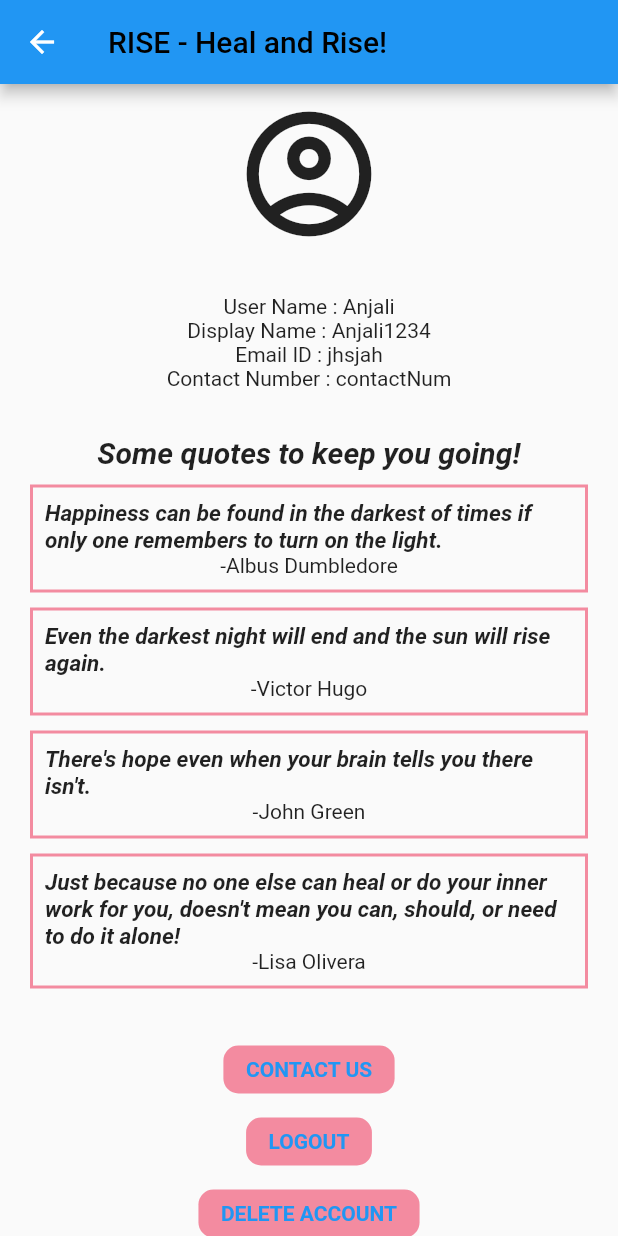
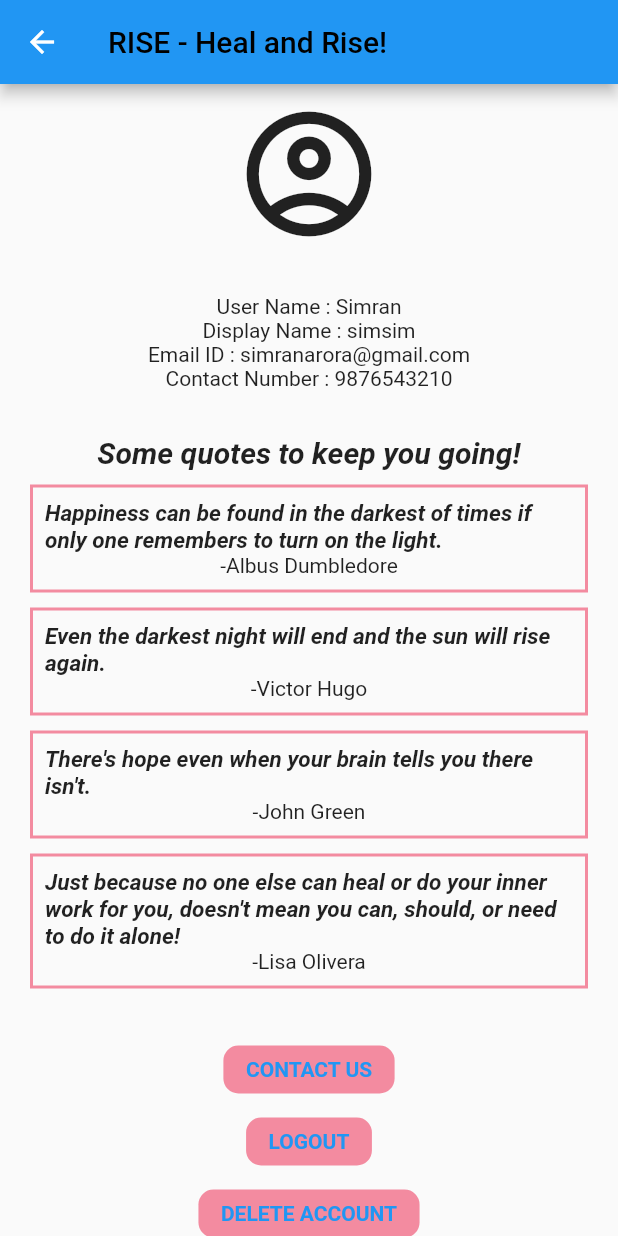
Before and after one commit to manasvvi1/Rise, a Flutter app: the Profile screen opened directly, on a phone screen of 412 x 824 dp. Run offline on Flutter 3.47's test engine with Material 2 defaults, Android fonts, the phone set to English and light mode, and no system bars; our stand-ins replace cloud_firestore, firebase_auth, firebase_core; accounts and stored records are empty; network calls fail.

```diff
--- a/lib/profile.dart
+++ b/lib/profile.dart
@@ -32,13 +32,13 @@ class _ProfileState extends State<Profile> {
                           SizedBox(
                             height: 30,
                           ),
-                          Text('User Name : ' + 'Anjali',
+                          Text('User Name : ' + 'Simran',
                           ),
-                          Text('Display Name : ' + 'Anjali1234',
+                          Text('Display Name : ' + 'simsim',
                           ),
-                          Text('Email ID : ' + 'jhsjah',
+                          Text('Email ID : ' + 'simranarora@gmail.com',
                               ),
-                          Text('Contact Number : ' + 'contactNum'),
+                          Text('Contact Number : ' + '9876543210'),
                           SizedBox(
                             height: 30,
                           ),
--- a/pubspec.yaml
+++ b/pubspec.yaml
@@ -34,6 +34,7 @@ dependencies:
   firebase_core:
   firebase_auth:
   cloud_firestore:
+  url_launcher:
 
 dev_dependencies:
   flutter_test:
```
Also changed, not shown: lib/navigationBar.dart (+12 -3 lines), pubspec.lock.
